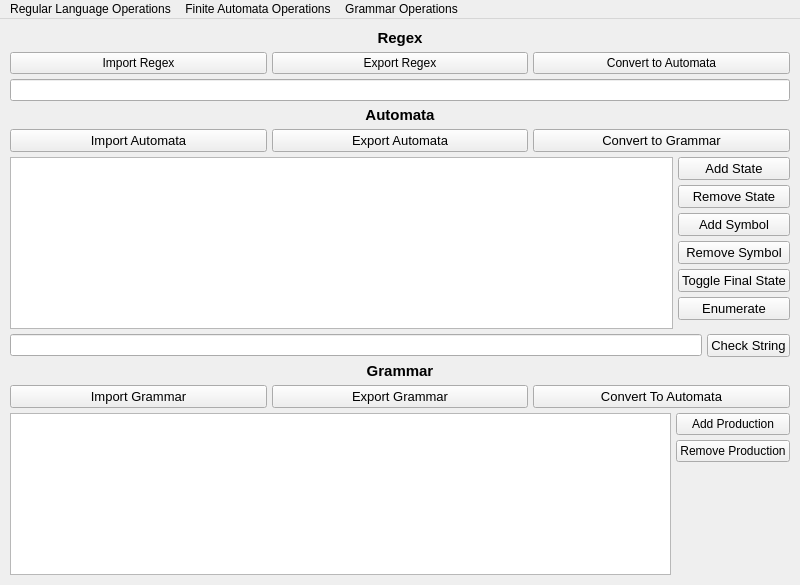
First picture: the form in ui/mainwindow.ui, repository JoaoFagundes/INE5421-T1, before the edit.
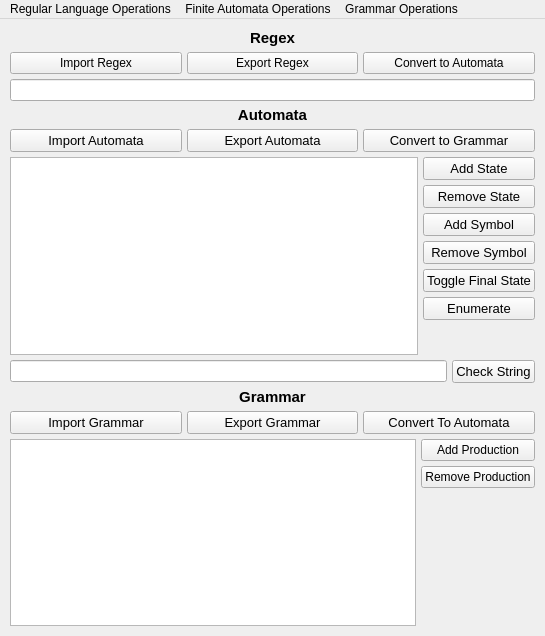
Second picture: the form after the edit.

Commit message: all connections, some tests with ui and save json

Diff of the .ui file:
```diff
--- a/ui/mainwindow.ui
+++ b/ui/mainwindow.ui
@@ -6,8 +6,8 @@
    <rect>
     <x>0</x>
     <y>0</y>
-    <width>800</width>
-    <height>585</height>
+    <width>545</width>
+    <height>636</height>
    </rect>
   </property>
   <property name="windowTitle">
@@ -391,7 +391,7 @@
     <rect>
      <x>0</x>
      <y>0</y>
-     <width>800</width>
+     <width>545</width>
      <height>22</height>
     </rect>
    </property>
```
Left out of the diff: 22 changed lines with no effect on the pictures. The commit also changes 5 other files.
